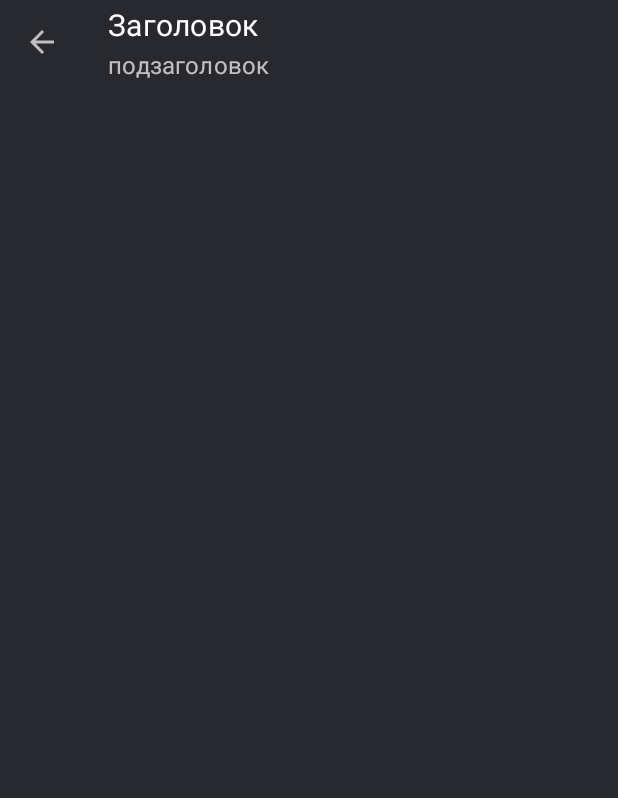
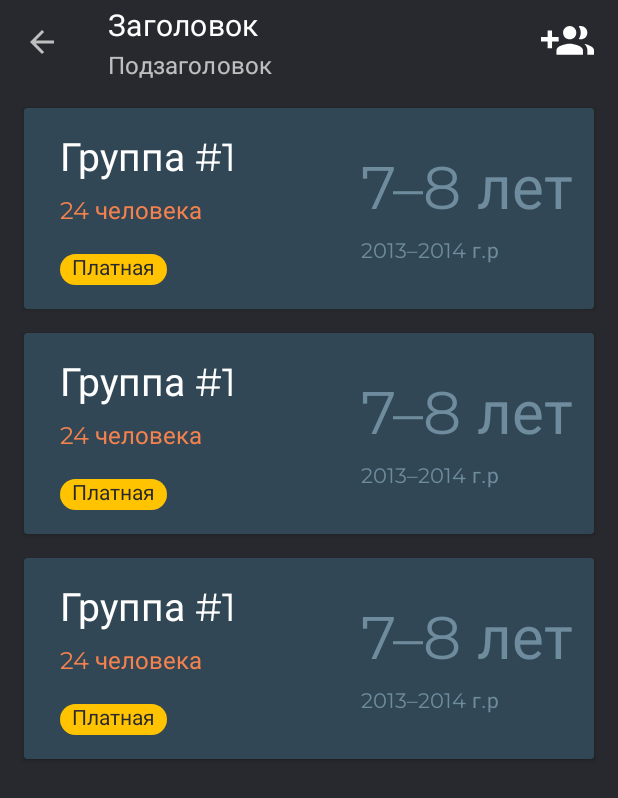
Before and after one commit to Andrey-Morenkov/CoachNotes, an Android app: the layout fragment_groups.xml on its own in the app's theme, with its tools: preview values and no code run, on a phone screen of 412 x 824 dp. Shown: the top 798 px of the screen. Run offline under Robolectric (Android 15) with nearby library versions, the phone set to English and light mode, and no system bars; Roboto replaces fonts that are not available here.

Commit message:
groups fixed

```diff
--- /dev/null
+++ b/app/src/main/res/drawable/ic_add.xml
@@ -0,0 +1,9 @@
+<vector xmlns:android="http://schemas.android.com/apk/res/android"
+        android:width="24dp"
+        android:height="24dp"
+        android:viewportWidth="24.0"
+        android:viewportHeight="24.0">
+    <path
+        android:fillColor="#FFFFFF"
+        android:pathData="M19,13h-6v6h-2v-6H5v-2h6V5h2v6h6v2z"/>
+</vector>
--- /dev/null
+++ b/app/src/main/res/drawable/ic_group_add.xml
@@ -0,0 +1,5 @@
+<vector android:height="24dp" android:tint="#FFFFFF"
+    android:viewportHeight="24.0" android:viewportWidth="24.0"
+    android:width="24dp" xmlns:android="http://schemas.android.com/apk/res/android">
+    <path android:fillColor="#FF000000" android:pathData="M8,10L5,10L5,7L3,7v3L0,10v2h3v3h2v-3h3v-2zM18,11c1.66,0 2.99,-1.34 2.99,-3S19.66,5 18,5c-0.32,0 -0.63,0.05 -0.91,0.14 0.57,0.81 0.9,1.79 0.9,2.86s-0.34,2.04 -0.9,2.86c0.28,0.09 0.59,0.14 0.91,0.14zM13,11c1.66,0 2.99,-1.34 2.99,-3S14.66,5 13,5c-1.66,0 -3,1.34 -3,3s1.34,3 3,3zM19.62,13.16c0.83,0.73 1.38,1.66 1.38,2.84v2h3v-2c0,-1.54 -2.37,-2.49 -4.38,-2.84zM13,13c-2,0 -6,1 -6,3v2h12v-2c0,-2 -4,-3 -6,-3z"/>
+</vector>
--- a/app/src/main/res/layout/card_group.xml
+++ b/app/src/main/res/layout/card_group.xml
@@ -4,8 +4,13 @@
     xmlns:tools="http://schemas.android.com/tools"
     android:layout_width="match_parent"
     android:layout_height="wrap_content"
+    android:layout_marginStart="16dp"
+    android:layout_marginLeft="16dp"
+    android:layout_marginTop="16dp"
+    android:layout_marginEnd="16dp"
+    android:layout_marginRight="16dp"
     app:cardBackgroundColor="@color/colorPrimary"
-    app:cardCornerRadius="@dimen/card_corner_radius_size"
+    app:cardCornerRadius="2dp"
     app:cardElevation="2dp">
 
     <LinearLayout
--- a/app/src/main/res/layout/fragment_groups.xml
+++ b/app/src/main/res/layout/fragment_groups.xml
@@ -2,9 +2,15 @@
 <LinearLayout
     xmlns:android="http://schemas.android.com/apk/res/android"
     xmlns:app="http://schemas.android.com/apk/res-auto"
+    xmlns:tools="http://schemas.android.com/tools"
     android:layout_width="match_parent"
     android:layout_height="match_parent"
-    android:orientation="vertical">
+    android:orientation="vertical"
+    android:theme="@style/AppThemeDarkStatusBar">
+
+    <FrameLayout
+        android:layout_width="match_parent"
+        android:layout_height="wrap_content">
 
         <include
             android:id="@+id/toolbarGroupsScreen"
@@ -12,10 +18,31 @@
             android:layout_width="match_parent"
             android:layout_height="wrap_content"
             app:subtitleTextColor="@color/colorPrimaryLight"
+            app:title="@string/groups_screen_toolbar_title"
             app:titleTextColor="@color/colorText" />
 
+        <ImageButton
+            android:id="@+id/buttonGroupsScreenAddGroup"
+            style="@android:style/Widget.DeviceDefault.ImageButton"
+            android:layout_width="35dp"
+            android:layout_height="35dp"
+            android:layout_gravity="center|end"
+            android:layout_marginEnd="16dp"
+            android:background="#00FFFFFF"
+            android:scaleType="fitCenter"
+            app:srcCompat="@drawable/ic_group_add" />
+    </FrameLayout>
+
+    <androidx.constraintlayout.widget.ConstraintLayout
+        android:layout_width="match_parent"
+        android:layout_height="match_parent">
+
         <androidx.recyclerview.widget.RecyclerView
+            android:id="@+id/recyclerViewGroupsScreenGroupsList"
             android:layout_width="match_parent"
             android:layout_height="match_parent"
-        android:layout_marginTop="16dp" />
+            tools:layout_editor_absoluteY="735dp"
+            tools:listitem="@layout/card_group" />
+    </androidx.constraintlayout.widget.ConstraintLayout>
+
 </LinearLayout>
--- a/app/src/main/res/layout/toolbar_universal.xml
+++ b/app/src/main/res/layout/toolbar_universal.xml
@@ -5,7 +5,7 @@
     android:layout_height="wrap_content"
     android:background="@color/colorBackground"
     app:navigationIcon="?attr/homeAsUpIndicator"
-    app:subtitle="подзаголовок"
-    app:title="Заголовок">
+    app:subtitle="@string/universal_toolbar_subtitle"
+    app:title="@string/universal_toolbar_title">
 
 </androidx.appcompat.widget.Toolbar>
--- a/app/src/main/res/values/strings.xml
+++ b/app/src/main/res/values/strings.xml
@@ -8,6 +8,10 @@
     <string name="people">Ученики</string>
     <string name="journal">Журнал</string>
     <string name="label_paid">Платная</string>
+
+    // Universal toolbar
+    <string name="universal_toolbar_title">Заголовок</string>
+    <string name="universal_toolbar_subtitle">Подзаголовок</string>
 
     // Home screen
     <string name="home_screen_sample_name">Кондратьев Александр</string>
@@ -20,7 +24,9 @@
         <string name="home_screen_people_stats_sample">38 шт</string>
 
     // Groups screen
+    <string name="groups_screen_toolbar_title">Мои группы</string>
         // Samples
+        <string name="groups_screen_toolbar_subtitle_sample">5 шт</string>
         <string name="groups_screen_group_name_sample">Группа #1</string>
         <string name="groups_screen_group_size_sample">24 человека</string>
         <string name="groups_screen_group_age_sample">7–8 лет</string>
--- a/app/src/main/res/values/styles.xml
+++ b/app/src/main/res/values/styles.xml
@@ -12,4 +12,14 @@
         <item name="android:textColor">@color/colorText</item>
     </style>
 
+    <style name="AppThemeDarkStatusBar" parent="Theme.MaterialComponents.NoActionBar">
+        <item name="android:colorBackground">@color/colorBackground</item>
+        <item name="colorPrimary">@color/colorPrimary</item>
+        <item name="colorPrimaryVariant">@color/colorPrimaryLight</item>
+        <item name="colorAccent">@color/colorAccent</item>
+        <item name="android:textColorTertiary">@color/colorText</item>
+        <item name="android:fontFamily">@font/montserrat</item>
+        <item name="android:textColor">@color/colorText</item>
+    </style>
+
 </resources>
```
Lines whose indentation alone changed are shown as unchanged.
